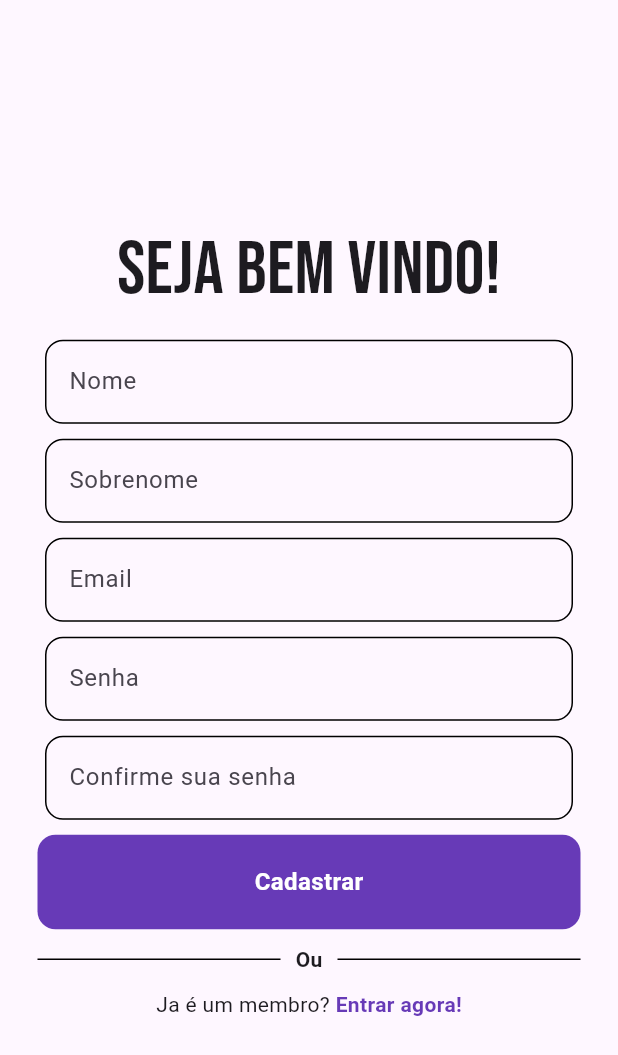
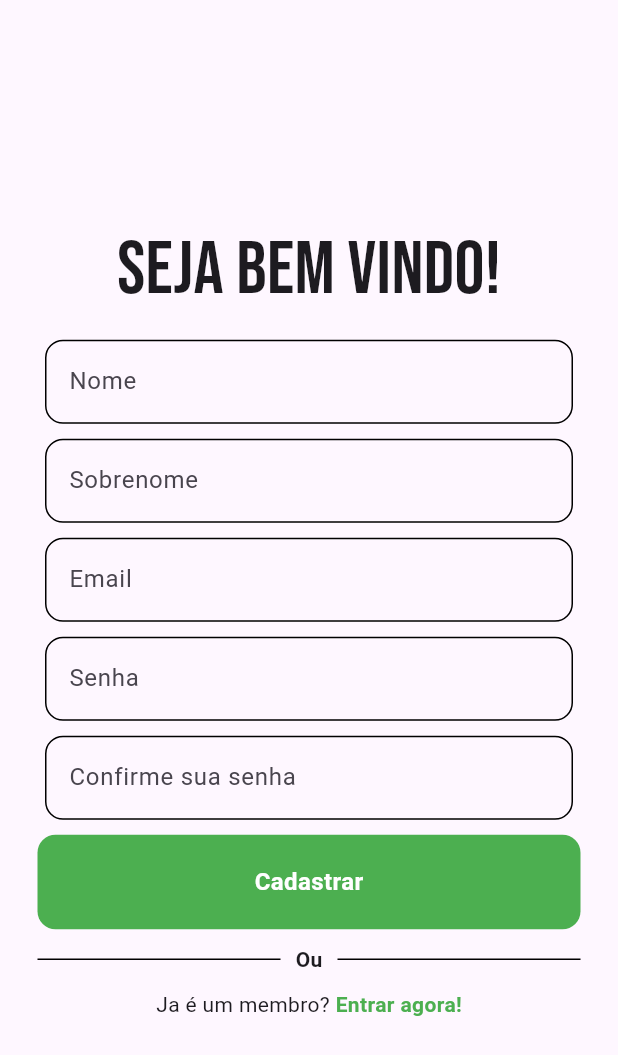
Before and after one commit to leandrucarvalho/flutter_firebase_capyba_desafio, a Flutter app: the RegisterPage screen opened by its route, on a phone screen of 412 x 824 dp. Shown: the top 1055 px of the screen. Run offline on Flutter 3.47's test engine with Material 2 defaults, Android fonts, the light colour scheme and no system bars; our stand-ins replace cloud_firestore, firebase_auth, firebase_core, font_awesome_flutter, get_it, google_fonts; accounts and stored records are empty.

Commit message:
update register page

```diff
--- a/lib/pages/register/register_page.dart
+++ b/lib/pages/register/register_page.dart
@@ -90,6 +90,7 @@ class _RegisterPageState extends State<RegisterPage> {
                           child: Column(
                             children: [
                               TextFormField(
+                                cursorColor: Colors.green,
                                 controller: _firstNameController,
                                 decoration: InputDecoration(
                                   enabledBorder: OutlineInputBorder(
@@ -98,8 +99,8 @@ class _RegisterPageState extends State<RegisterPage> {
                                     borderRadius: BorderRadius.circular(12),
                                   ),
                                   focusedBorder: OutlineInputBorder(
-                                    borderSide: const BorderSide(
-                                        color: Colors.deepPurple),
+                                    borderSide:
+                                        const BorderSide(color: Colors.green),
                                     borderRadius: BorderRadius.circular(12),
                                   ),
                                   hintText: 'Nome',
@@ -109,6 +110,7 @@ class _RegisterPageState extends State<RegisterPage> {
                                 height: 10,
                               ),
                               TextFormField(
+                                cursorColor: Colors.green,
                                 controller: _lastNameController,
                                 decoration: InputDecoration(
                                   enabledBorder: OutlineInputBorder(
@@ -117,8 +119,8 @@ class _RegisterPageState extends State<RegisterPage> {
                                     borderRadius: BorderRadius.circular(12),
                                   ),
                                   focusedBorder: OutlineInputBorder(
-                                    borderSide: const BorderSide(
-                                        color: Colors.deepPurple),
+                                    borderSide:
+                                        const BorderSide(color: Colors.green),
                                     borderRadius: BorderRadius.circular(12),
                                   ),
                                   hintText: 'Sobrenome',
@@ -128,6 +130,7 @@ class _RegisterPageState extends State<RegisterPage> {
                                 height: 10,
                               ),
                               TextFormField(
+                                cursorColor: Colors.green,
                                 controller: _emailController,
                                 decoration: InputDecoration(
                                   enabledBorder: OutlineInputBorder(
@@ -136,8 +139,8 @@ class _RegisterPageState extends State<RegisterPage> {
                                     borderRadius: BorderRadius.circular(12),
                                   ),
                                   focusedBorder: OutlineInputBorder(
-                                    borderSide: const BorderSide(
-                                        color: Colors.deepPurple),
+                                    borderSide:
+                                        const BorderSide(color: Colors.green),
                                     borderRadius: BorderRadius.circular(12),
                                   ),
                                   hintText: 'Email',
@@ -147,6 +150,7 @@ class _RegisterPageState extends State<RegisterPage> {
                                 height: 10,
                               ),
                               TextFormField(
+                                cursorColor: Colors.green,
                                 obscureText: true,
                                 controller: _passwordController,
                                 decoration: InputDecoration(
@@ -156,8 +160,8 @@ class _RegisterPageState extends State<RegisterPage> {
                                     borderRadius: BorderRadius.circular(12),
                                   ),
                                   focusedBorder: OutlineInputBorder(
-                                    borderSide: const BorderSide(
-                                        color: Colors.deepPurple),
+                                    borderSide:
+                                        const BorderSide(color: Colors.green),
                                     borderRadius: BorderRadius.circular(12),
                                   ),
                                   hintText: 'Senha',
@@ -167,6 +171,7 @@ class _RegisterPageState extends State<RegisterPage> {
                                 height: 10,
                               ),
                               TextFormField(
+                                cursorColor: Colors.green,
                                 obscureText: true,
                                 controller: _confirmPasswordController,
                                 decoration: InputDecoration(
@@ -176,8 +181,8 @@ class _RegisterPageState extends State<RegisterPage> {
                                     borderRadius: BorderRadius.circular(12),
                                   ),
                                   focusedBorder: OutlineInputBorder(
-                                    borderSide: const BorderSide(
-                                        color: Colors.deepPurple),
+                                    borderSide:
+                                        const BorderSide(color: Colors.green),
                                     borderRadius: BorderRadius.circular(12),
                                   ),
                                   hintText: 'Confirme sua senha',
@@ -205,7 +210,7 @@ class _RegisterPageState extends State<RegisterPage> {
                           child: Ink(
                             padding: const EdgeInsets.all(20),
                             decoration: BoxDecoration(
-                              color: Colors.deepPurple,
+                              color: Colors.green,
                               borderRadius: BorderRadius.circular(
                                 12,
                               ),
@@ -268,7 +273,7 @@ class _RegisterPageState extends State<RegisterPage> {
                             Text(
                               ' Entrar agora!',
                               style: TextStyle(
-                                color: Colors.deepPurple,
+                                color: Colors.green,
                                 fontWeight: FontWeight.bold,
                               ),
                             ),
```
